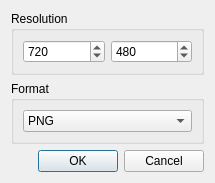
This is app/exportimageseqdialog.ui in pencil2d/pencil as Qt 5 draws it before an edit. The edited form follows.
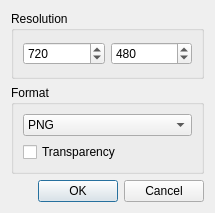
This is the edited form.

```diff
--- a/app/exportimageseqdialog.ui
+++ b/app/exportimageseqdialog.ui
@@ -7,7 +7,7 @@
     <x>0</x>
     <y>0</y>
     <width>215</width>
-    <height>181</height>
+    <height>213</height>
    </rect>
   </property>
   <property name="windowTitle">
@@ -74,6 +74,13 @@
         </item>
        </widget>
       </item>
+      <item>
+       <widget class="QCheckBox" name="cbTransparency">
+        <property name="text">
+         <string>Transparency</string>
+        </property>
+       </widget>
+      </item>
      </layout>
     </widget>
    </item>
```
